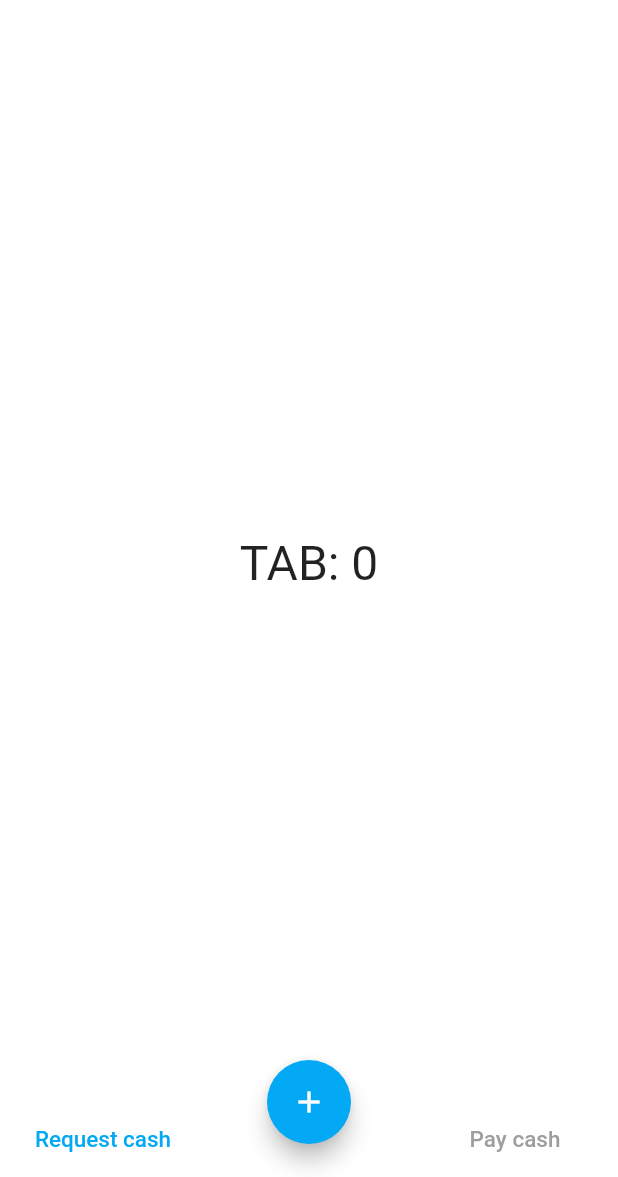
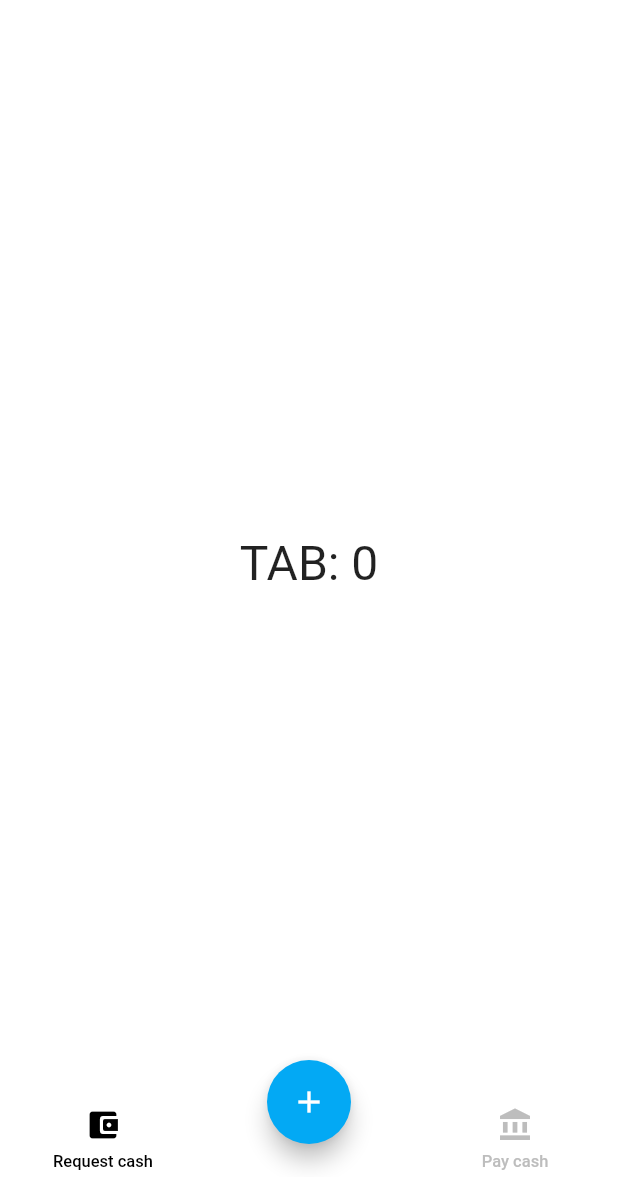
Before and after one commit to YoboZorle/notily, a Flutter app: the screen it shows after launch, on a phone screen of 412 x 824 dp, the part 59-1236 px from its top. Run offline on Flutter 3.47's test engine with Material 2 defaults, Android fonts, the phone set to English and light mode, and no system bars.

Commit message:
bottom appabr fixed

```diff
--- a/lib/main.dart
+++ b/lib/main.dart
@@ -51,14 +51,14 @@ class _MyHomePageState extends State<MyHomePage> with TickerProviderStateMixin {
         ),
       ),
       bottomNavigationBar: FABBottomAppBar(
-        color: Colors.grey,
-        selectedColor: Colors.lightBlue,
+        color: Colors.grey[400],
+        selectedColor: Colors.black,
         backgroundColor: Colors.white,
         notchedShape: CircularNotchedRectangle(),
         onTabSelected: _selectedTab,
         items: [
-          FABBottomAppBarItem(text: 'Request cash'),
-          FABBottomAppBarItem(text: 'Pay cash'),
+          FABBottomAppBarItem(text: 'Request cash', iconData: Icons.account_balance_wallet_rounded),
+          FABBottomAppBarItem(text: 'Pay cash', iconData: Icons.account_balance),
         ],
       ),
       floatingActionButtonLocation: FloatingActionButtonLocation.centerDocked,
--- a/lib/src/widgets/fab_bottom_app_bar.dart
+++ b/lib/src/widgets/fab_bottom_app_bar.dart
@@ -56,7 +56,8 @@ class FABBottomAppBarState extends State<FABBottomAppBar> {
     items.insert(items.length >> 1, _buildMiddleTabItem());
 
     return BottomAppBar(
-      shape: widget.notchedShape,elevation: 0,
+      shape: widget.notchedShape,
+      elevation: 0,
       child: Row(
         mainAxisSize: MainAxisSize.max,
         mainAxisAlignment: MainAxisAlignment.spaceAround,
@@ -102,10 +103,12 @@ class FABBottomAppBarState extends State<FABBottomAppBar> {
               mainAxisSize: MainAxisSize.min,
               mainAxisAlignment: MainAxisAlignment.center,
               children: <Widget>[
-                // Icon(item.iconData, color: color, size: widget.iconSize),
+                Icon(item.iconData, color: color, size: widget.iconSize),
+                SizedBox(height: 6),
                 Text(
                   item.text,
-                  style: TextStyle(color: color, fontWeight: FontWeight.w500, fontSize: 15),
+                  style: TextStyle(
+                      color: color, fontWeight: FontWeight.w500, fontSize: 11),
                 )
               ],
             ),
```
